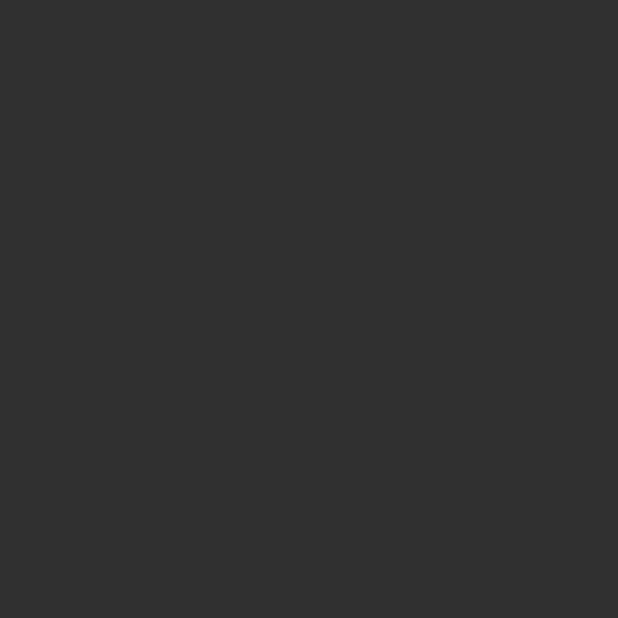
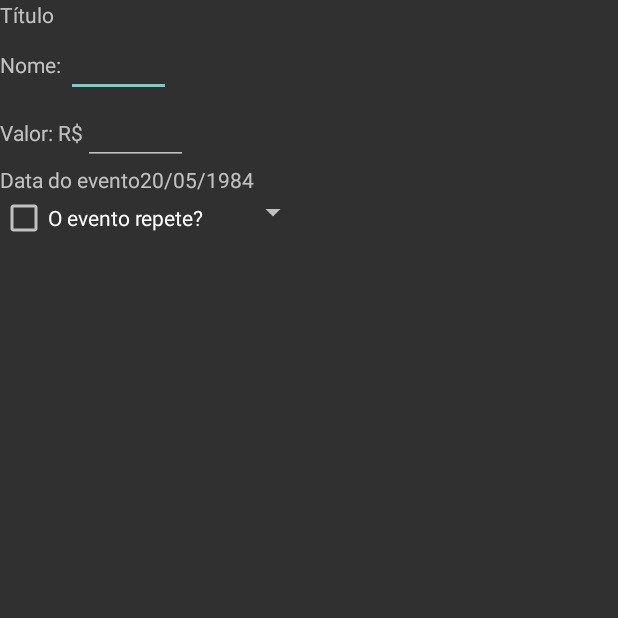
Before and after one commit to BielCR/Gest, an Android app: the CadastroEdicaoEvnt screen opened directly, with no data from a screen before it, on a phone screen of 412 x 824 dp, the top half of it. Before the commit the part shown is empty. Run offline under Robolectric (Android 15) with nearby library versions, the phone set to English and light mode, and no system bars.

Commit message:
Activity de cadastro

```diff
--- a/app/src/main/res/layout/activity_cadastro_edicao_evnt.xml
+++ b/app/src/main/res/layout/activity_cadastro_edicao_evnt.xml
@@ -6,4 +6,87 @@
     android:layout_height="match_parent"
     tools:context=".CadastroEdicaoEvnt">
 
+
+    <LinearLayout
+        android:layout_width="match_parent"
+        android:layout_height="match_parent"
+        android:orientation="vertical">
+
+        <TextView
+            android:layout_width="wrap_content"
+            android:layout_height="wrap_content"
+            android:text="Título" />
+
+
+        <!--Informacao do nome-->
+        <LinearLayout
+            android:layout_width="wrap_content"
+            android:layout_height="wrap_content"
+            android:orientation="horizontal">
+
+            <TextView
+                android:layout_width="wrap_content"
+                android:layout_height="wrap_content"
+                android:text="Nome: " />
+
+            <EditText
+                android:layout_width="70dp"
+                android:layout_height="wrap_content" />
+
+        </LinearLayout>
+
+
+        <!--Informacao valor-->
+        <LinearLayout
+            android:layout_width="wrap_content"
+            android:layout_height="wrap_content"
+            android:orientation="horizontal">
+
+            <TextView
+                android:layout_width="wrap_content"
+                android:layout_height="wrap_content"
+                android:text="Valor: R$" />
+
+            <EditText
+                android:layout_width="70dp"
+                android:layout_height="wrap_content"
+                android:inputType="numberDecimal" />
+        </LinearLayout>
+
+        <!--Informacao data-->
+        <LinearLayout
+            android:layout_width="wrap_content"
+            android:layout_height="wrap_content"
+            android:orientation="horizontal">
+
+            <TextView
+                android:layout_width="wrap_content"
+                android:layout_height="wrap_content"
+                android:text="Data do evento"/>
+            <TextView
+                android:layout_width="wrap_content"
+                android:layout_height="wrap_content"
+                android:text="20/05/1984"/>
+
+        </LinearLayout>
+
+        <!--Informacao de repeticao do evento-->
+        <LinearLayout
+            android:layout_width="wrap_content"
+            android:layout_height="wrap_content"
+            android:orientation="horizontal">
+
+            <CheckBox
+                android:layout_width="wrap_content"
+                android:layout_height="wrap_content"
+                android:text="O evento repete?"/>
+
+            <Spinner
+                android:layout_width="70dp"
+                android:layout_height="wrap_content"/>
+
+        </LinearLayout>
+
+
+    </LinearLayout>
 </androidx.constraintlayout.widget.ConstraintLayout>
```
